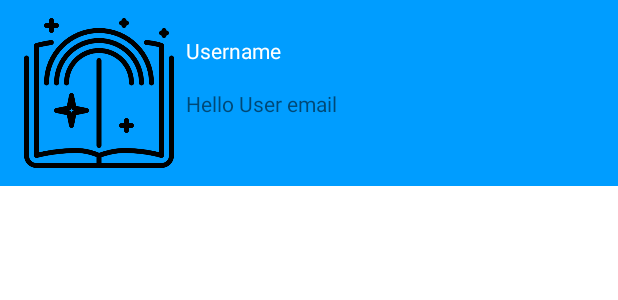
After one commit to AbdulazizMohammedK/MyStory, an Android app: the layout header.xml on its own in the app's theme, with its tools: preview values and no code run, on a phone screen of 412 x 824 dp. The commit adds this screen. Shown: the top 300 px of the screen. Run offline under Robolectric (Android 15) with nearby library versions, the phone set to English and light mode, and no system bars.

Commit message:
create header layout for navigation

```diff
--- a/app/src/main/AndroidManifest.xml
+++ b/app/src/main/AndroidManifest.xml
@@ -4,6 +4,7 @@
 
     <application
         android:allowBackup="true"
+        android:fullBackupContent="true"
         android:icon="@drawable/mystory"
         android:label="@string/app_name"
         android:roundIcon="@drawable/mystory"
@@ -24,11 +25,6 @@
         <activity
             android:name=".MainActivity"
             android:exported="true">
-            <intent-filter>
-                <action android:name="android.intent.action.MAIN" />
-
-                <category android:name="android.intent.category.LAUNCHER" />
-            </intent-filter>
         </activity>
     </application>
 
--- a/app/src/main/java/com/android/mystory/LoginActivity.kt
+++ b/app/src/main/java/com/android/mystory/LoginActivity.kt
@@ -29,7 +29,7 @@ class LoginActivity : AppCompatActivity() {
     private fun login(){
         val arrayList:ArrayList<User> = ArrayList()
         arrayList.add(User("test@email.com","1234"))
-        arrayList.add(User("account@gmail.com","123456"))
+        arrayList.add(User("1","1"))
         arrayList.add(User("user@email.com","12345"))
        btnLogin?.setOnClickListener {
 
--- /dev/null
+++ b/app/src/main/res/layout/header.xml
@@ -0,0 +1,41 @@
+<?xml version="1.0" encoding="utf-8"?>
+<androidx.constraintlayout.widget.ConstraintLayout xmlns:android="http://schemas.android.com/apk/res/android"
+    android:layout_width="match_parent"
+    android:layout_height="wrap_content"
+    android:background="#009dff"
+    xmlns:app="http://schemas.android.com/apk/res-auto">
+
+    <ImageView
+        android:contentDescription="@string/image"
+        android:layout_width="100dp"
+        android:layout_height="100dp"
+        android:src="@drawable/mystory"
+        android:id="@+id/img"
+        app:layout_constraintBottom_toBottomOf="parent"
+        app:layout_constraintStart_toStartOf="parent"
+        app:layout_constraintTop_toTopOf="parent"
+        android:layout_marginStart="16dp"
+        android:layout_marginTop="12dp"
+        android:layout_marginBottom="12dp"/>
+
+    <TextView
+        android:id="@+id/userText"
+        android:layout_width="wrap_content"
+        android:layout_height="wrap_content"
+        android:text="@string/Username"
+        android:textColor="@color/white"
+        android:layout_marginTop="24dp"
+        android:layout_marginStart="8dp"
+        app:layout_constraintTop_toTopOf="parent"
+        app:layout_constraintStart_toEndOf="@id/img"/>
+
+    <TextView
+        android:id="@+id/emailText"
+        android:layout_width="wrap_content"
+        android:layout_height="wrap_content"
+        app:layout_constraintTop_toBottomOf="@id/userText"
+        app:layout_constraintStart_toEndOf="@id/img"
+        android:text="@string/welcom"
+        android:layout_marginStart="8dp"
+        android:layout_marginTop="16dp"/>
+</androidx.constraintlayout.widget.ConstraintLayout>
--- a/app/src/main/res/values/strings.xml
+++ b/app/src/main/res/values/strings.xml
@@ -5,4 +5,10 @@
     <string name="status">Status Login</string>
     <string name="chkBox">I agree with terms and conditions</string>
     <string name="Login">Login</string>
+    <string name="open">open</string>
+    <string name="close">close</string>
+    <string name="Home">Home</string>
+    <string name="Logout">Logout</string>
+<string name="welcom">Hello User email</string>
+    <string name="image">This is profile image</string>
 </resources>
```
Also changed, not shown: app/src/main/java/com/android/mystory/MainActivity.kt (+67 -0 lines), app/src/main/res/drawable/ic_baseline_home_24.xml (added, +10 -0 lines), app/src/main/res/drawable/ic_baseline_login_24.xml (added, +10 -0 lines), app/src/main/res/layout/activity_main.xml (+21 -2 lines), app/src/main/res/menu/menu.xml (added, +9 -0 lines).
